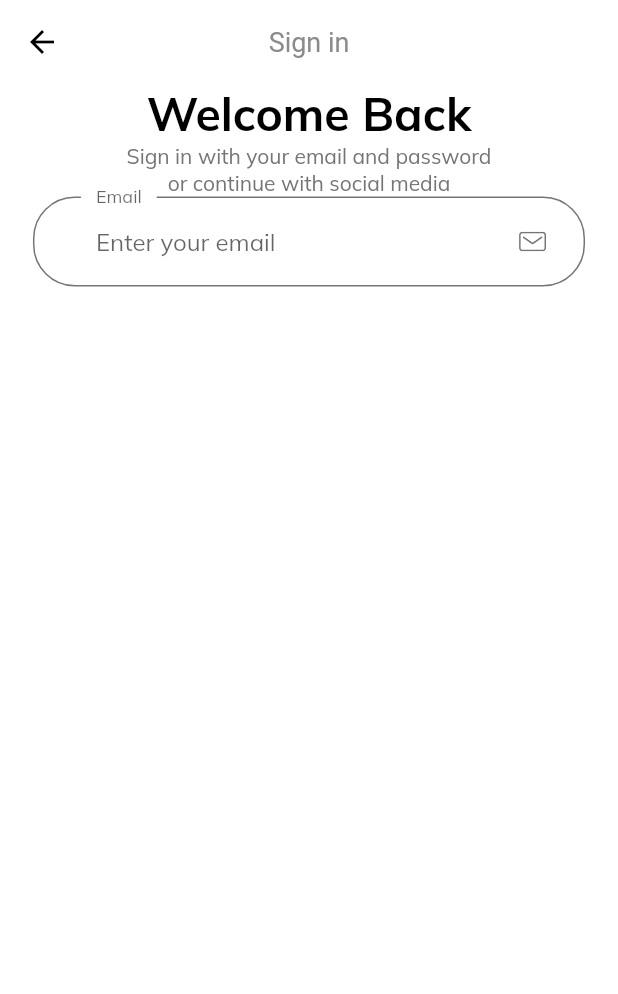
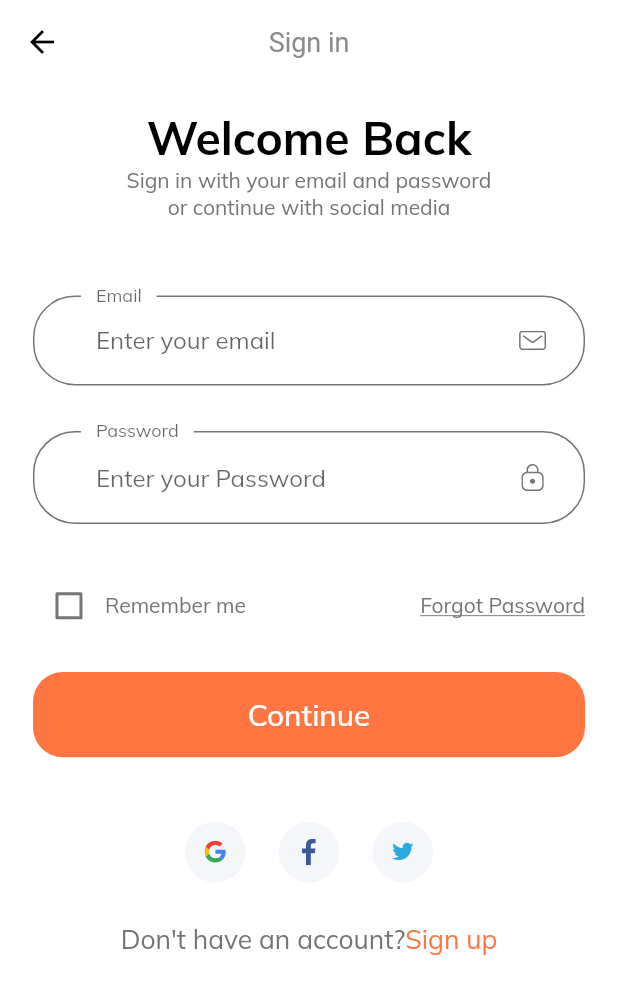
Before and after one commit to hutomosaktikartiko/Shop-App, a Flutter app: the screen it shows after launch, after a tap on "Continue", on a phone screen of 412 x 824 dp. Shown: the top 994 px of the screen. Run offline on Flutter 3.47's test engine with Material 2 defaults, Android fonts, the phone set to English and light mode, and no system bars; our stand-ins replace flutter_svg.

Commit message:
Sign In UI

```diff
--- /dev/null
+++ b/lib/components/social_card.dart
@@ -0,0 +1,31 @@
+import 'package:flutter/material.dart';
+import 'package:shop_app/size_config.dart';
+import 'package:flutter_svg/flutter_svg.dart';
+
+class SocialCard extends StatelessWidget {
+  const SocialCard({
+    Key key,
+    this.icon,
+    this.press,
+  }) : super(key: key);
+
+  final String icon;
+  final Function press;
+
+  @override
+  Widget build(BuildContext context) {
+    return GestureDetector(
+      onTap: press,
+      child: Container(
+        margin:
+            EdgeInsets.symmetric(horizontal: getProportionateScreenWidth(10)),
+        padding: EdgeInsets.all(getProportionateScreenWidth(12)),
+        width: getProportionateScreenHeight(40),
+        height: getProportionateScreenWidth(40),
+        decoration:
+            BoxDecoration(color: Color(0xFFF5F6F9), shape: BoxShape.circle),
+        child: SvgPicture.asset(icon),
+      ),
+    );
+  }
+}
--- a/lib/constans.dart
+++ b/lib/constans.dart
@@ -10,3 +10,15 @@ const kSecondaryColor = Color(0xFF979797);
 const kTextColor = Color(0xFF757575);
 
 const kAnimationDuration = Duration(milliseconds: 200);
+
+// Form Error
+final RegExp emailValidatorRegExp =
+    RegExp(r"^[a-zA-Z0-9.]+@[a-zA-Z0-9]+\.[a-zA-Z]+");
+const String kEmailNullError = "Please Enter your email";
+const String kInvalidEmailError = "Please Enter Valid Email";
+const String kPassNullError = "Please Enter your password";
+const String kShortPassError = "Password is too short";
+const String kMatchPassError = "Passwords don't match";
+const String kNamelNullError = "Please Enter your name";
+const String kPhoneNumberNullError = "Please Enter your phone number";
+const String kAddressNullError = "Please Enter your address";
--- a/lib/screens/sign_in/components/body.dart
+++ b/lib/screens/sign_in/components/body.dart
@@ -1,8 +1,8 @@
 import 'package:flutter/material.dart';
-import 'package:flutter_svg/flutter_svg.dart';
-import 'package:shop_app/components/custom_surffix_icon.dart';
+import 'package:shop_app/screens/sign_in/components/sign_in_form.dart';
+import 'package:shop_app/components/social_card.dart';
+import 'package:shop_app/size_config.dart';
 import 'package:shop_app/constans.dart';
-import 'package:shop_app/size_config.dart';
 
 class Body extends StatelessWidget {
   @override
@@ -13,8 +13,12 @@ class Body extends StatelessWidget {
         child: Padding(
           padding:
               EdgeInsets.symmetric(horizontal: getProportionateScreenWidth(20)),
+          child: SingleChildScrollView(
             child: Column(
               children: [
+                SizedBox(
+                  height: SizeConfig.screenHeight * 0.02,
+                ),
                 Text(
                   "Welcome Back",
                   style: TextStyle(
@@ -26,37 +30,54 @@ class Body extends StatelessWidget {
                   "Sign in with your email and password \nor continue with social media",
                   textAlign: TextAlign.center,
                 ),
-              SignInForm()
+                SizedBox(
+                  height: SizeConfig.screenHeight * 0.06,
+                ),
+                SignInForm(),
+                SizedBox(
+                  height: SizeConfig.screenHeight * 0.05,
+                ),
+                Row(
+                  mainAxisAlignment: MainAxisAlignment.center,
+                  children: [
+                    SocialCard(
+                      icon: "assets/icons/google-icon.svg",
+                      press: () {},
+                    ),
+                    SocialCard(
+                      icon: "assets/icons/facebook-2.svg",
+                      press: () {},
+                    ),
+                    SocialCard(
+                      icon: "assets/icons/twitter.svg",
+                      press: () {},
+                    ),
                   ],
+                ),
+                SizedBox(
+                  height: SizeConfig.screenHeight * 0.03,
+                ),
+                Row(
+                  mainAxisAlignment: MainAxisAlignment.center,
+                  children: [
+                    Text(
+                      "Don't have an account?",
+                      style:
+                          TextStyle(fontSize: getProportionateScreenWidth(16)),
+                    ),
+                    Text(
+                      "Sign up",
+                      style: TextStyle(
+                          fontSize: getProportionateScreenWidth(16),
+                          color: kPrimaryColor),
+                    ),
+                  ],
+                )
+              ],
+            ),
           ),
         ),
       ),
     );
   }
 }
-
-class SignInForm extends StatefulWidget {
-  @override
-  _SignInFormState createState() => _SignInFormState();
-}
-
-class _SignInFormState extends State<SignInForm> {
-  @override
-  Widget build(BuildContext context) {
-    return Form(
-      child: Column(
-        children: [
-          TextFormField(
-            decoration: InputDecoration(
-                hintText: "Enter your email",
-                labelText: "Email",
-                floatingLabelBehavior: FloatingLabelBehavior.always,
-                suffixIcon: CustomSurffixIcon(
-                  svgIcon: "assets/icons/Mail.svg",
-                )),
-          )
-        ],
-      ),
-    );
-  }
-}
--- /dev/null
+++ b/lib/screens/sign_in/components/sign_in_form.dart
@@ -0,0 +1,145 @@
+import 'package:flutter/material.dart';
+import 'package:shop_app/components/custom_surffix_icon.dart';
+import 'package:shop_app/components/default_button.dart';
+import 'package:shop_app/components/form_error.dart';
+import 'package:shop_app/constans.dart';
+import 'package:shop_app/size_config.dart';
+
+class SignInForm extends StatefulWidget {
+  @override
+  _SignInFormState createState() => _SignInFormState();
+}
+
+class _SignInFormState extends State<SignInForm> {
+  final _formKey = GlobalKey<FormState>();
+  String email;
+  String password;
+  bool remember = false;
+  final List<String> errors = [];
+  @override
+  Widget build(BuildContext context) {
+    return Form(
+      key: _formKey,
+      child: Column(
+        children: [
+          buildEmailFormField(),
+          SizedBox(
+            height: getProportionateScreenHeight(30),
+          ),
+          buildPasswordFormField(),
+          SizedBox(
+            height: getProportionateScreenHeight(30),
+          ),
+          Row(
+            children: [
+              Checkbox(
+                  value: remember,
+                  activeColor: kPrimaryColor,
+                  onChanged: (value) {
+                    setState(() {
+                      remember = value;
+                    });
+                  }),
+              Text("Remember me"),
+              Spacer(),
+              Text(
+                "Forgot Password",
+                style: TextStyle(decoration: TextDecoration.underline),
+              )
+            ],
+          ),
+          FormError(errors: errors),
+          SizedBox(
+            height: getProportionateScreenHeight(20),
+          ),
+          Defaultbutton(
+            text: "Continue",
+            press: () {
+              if (_formKey.currentState.validate()) {
+                _formKey.currentState.save();
+              }
+            },
+          )
+        ],
+      ),
+    );
+  }
+
+  TextFormField buildPasswordFormField() {
+    return TextFormField(
+      obscureText: true,
+      onSaved: (newValue) => password = newValue,
+      onChanged: (value) {
+        if (value.isNotEmpty && errors.contains(kPassNullError)) {
+          setState(() {
+            errors.remove(kPassNullError);
+          });
+        } else if (value.length >= 8 && errors.contains(kShortPassError)) {
+          setState(() {
+            errors.remove(kShortPassError);
+          });
+        }
+        return null;
+      },
+      validator: (value) {
+        if (value.isEmpty && !errors.contains(kPassNullError)) {
+          setState(() {
+            errors.add(kPassNullError);
+          });
+        } else if (value.length < 8 && !errors.contains(kShortPassError)) {
+          setState(() {
+            errors.add(kShortPassError);
+          });
+        }
+        return null;
+      },
+      decoration: InputDecoration(
+          hintText: "Enter your Password",
+          labelText: "Password",
+          floatingLabelBehavior: FloatingLabelBehavior.always,
+          suffixIcon: CustomSurffixIcon(
+            svgIcon: "assets/icons/Lock.svg",
+          )),
+    );
+  }
+
+  TextFormField buildEmailFormField() {
+    return TextFormField(
+      keyboardType: TextInputType.emailAddress,
+      onSaved: (newValue) => email = newValue,
+      onChanged: (value) {
+        if (value.isNotEmpty && errors.contains(kEmailNullError)) {
+          setState(() {
+            errors.remove(kEmailNullError);
+          });
+        } else if (emailValidatorRegExp.hasMatch(value) &&
+            errors.contains(kInvalidEmailError)) {
+          setState(() {
+            errors.remove(kInvalidEmailError);
+          });
+        }
+        return null;
+      },
+      validator: (value) {
+        if (value.isEmpty && !errors.contains(kEmailNullError)) {
+          setState(() {
+            errors.add(kEmailNullError);
+          });
+        } else if (!emailValidatorRegExp.hasMatch(value) &&
+            !errors.contains(kInvalidEmailError)) {
+          setState(() {
+            errors.add(kInvalidEmailError);
+          });
+        }
+        return null;
+      },
+      decoration: InputDecoration(
+          hintText: "Enter your email",
+          labelText: "Email",
+          floatingLabelBehavior: FloatingLabelBehavior.always,
+          suffixIcon: CustomSurffixIcon(
+            svgIcon: "assets/icons/Mail.svg",
+          )),
+    );
+  }
+}
```
Also changed, not shown: lib/components/form_error.dart (added, +35 -0 lines). Lines whose indentation alone changed are shown as unchanged.
